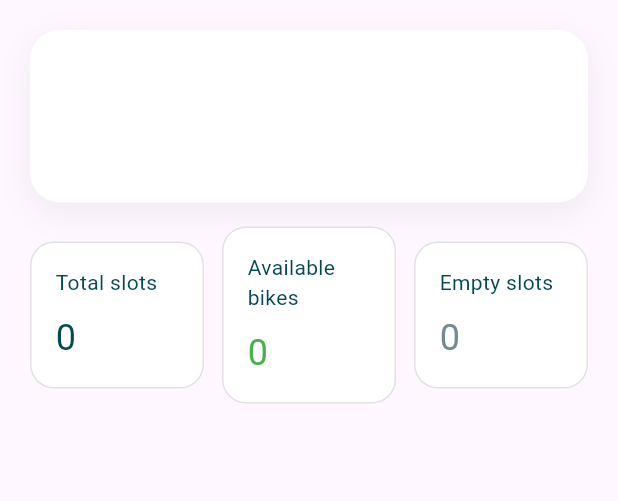
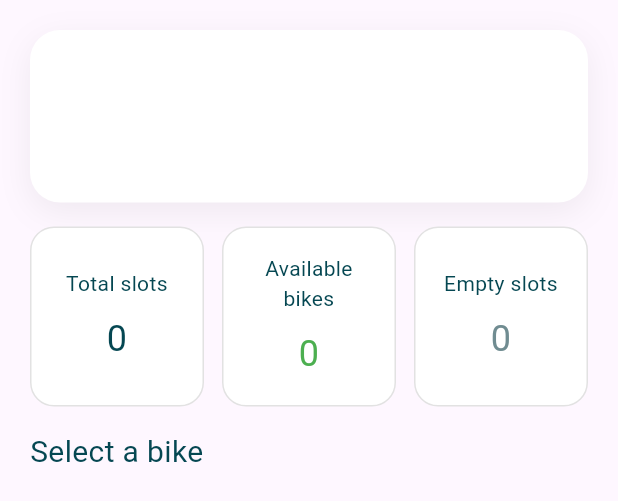
Before and after one commit to Zorng/g4_t1_velo_app, a Flutter app: the _LoadedStationDetail widget shown alone on an empty page, opened directly with empty values, on a phone screen of 412 x 824 dp. Shown: the top 501 px of the screen. Run offline on Flutter 3.47's test engine with Material 3 defaults, Android fonts, the light colour scheme and no system bars; our stand-ins replace flutter_map, latlong2; network calls fail.

Commit message:
Update UI of Station Detail screen

```diff
--- a/lib/ui/screens/station_detail/widgets/slot_summary.dart
+++ b/lib/ui/screens/station_detail/widgets/slot_summary.dart
@@ -59,6 +59,7 @@ class _SummaryCard extends StatelessWidget {
   @override
   Widget build(BuildContext context) {
     return Container(
+      constraints: const BoxConstraints(minHeight: 120),
       padding: const EdgeInsets.all(16),
       decoration: BoxDecoration(
         color: Colors.white,
@@ -66,12 +67,18 @@ class _SummaryCard extends StatelessWidget {
         border: Border.all(color: AppColors.greyLight),
       ),
       child: Column(
-        crossAxisAlignment: CrossAxisAlignment.start,
+        mainAxisAlignment: MainAxisAlignment.center,
+        crossAxisAlignment: CrossAxisAlignment.center,
         children: [
-          Text(label, style: AppTextStyles.label.copyWith(fontSize: 14)),
+          Text(
+            label,
+            textAlign: TextAlign.center,
+            style: AppTextStyles.label.copyWith(fontSize: 14),
+          ),
           const SizedBox(height: 10),
           Text(
             value,
+            textAlign: TextAlign.center,
             style: AppTextStyles.title.copyWith(
               fontSize: 24,
               color: valueColor,
--- a/lib/ui/screens/station_detail/widgets/station_detail_content.dart
+++ b/lib/ui/screens/station_detail/widgets/station_detail_content.dart
@@ -2,6 +2,7 @@ import 'package:flutter/material.dart';
 import 'package:g4_t1_velo_app/model/bike_slot.dart';
 import 'package:g4_t1_velo_app/model/station.dart';
 import 'package:g4_t1_velo_app/ui/screens/station_detail/viewmodel/station_detail_view_model.dart';
+import 'package:g4_t1_velo_app/ui/theme/theme.dart';
 import 'package:g4_t1_velo_app/utils/async_value.dart';
 import 'package:provider/provider.dart';
 
@@ -89,6 +90,11 @@ class _LoadedStationDetail extends StatelessWidget {
           emptySlotCount: emptySlotCount,
         ),
         const SizedBox(height: 16),
+        Text(
+          'Select a bike',
+          style: AppTextStyles.label.copyWith(fontWeight: FontWeight.w400),
+        ),
+        const SizedBox(height: 16),
         for (final slot in station.slots) ...[
           SlotTile(
             slot: slot,
```
Also changed, not shown: lib/ui/screens/station_detail/widgets/slot_tile.dart (+4 -5 lines).
